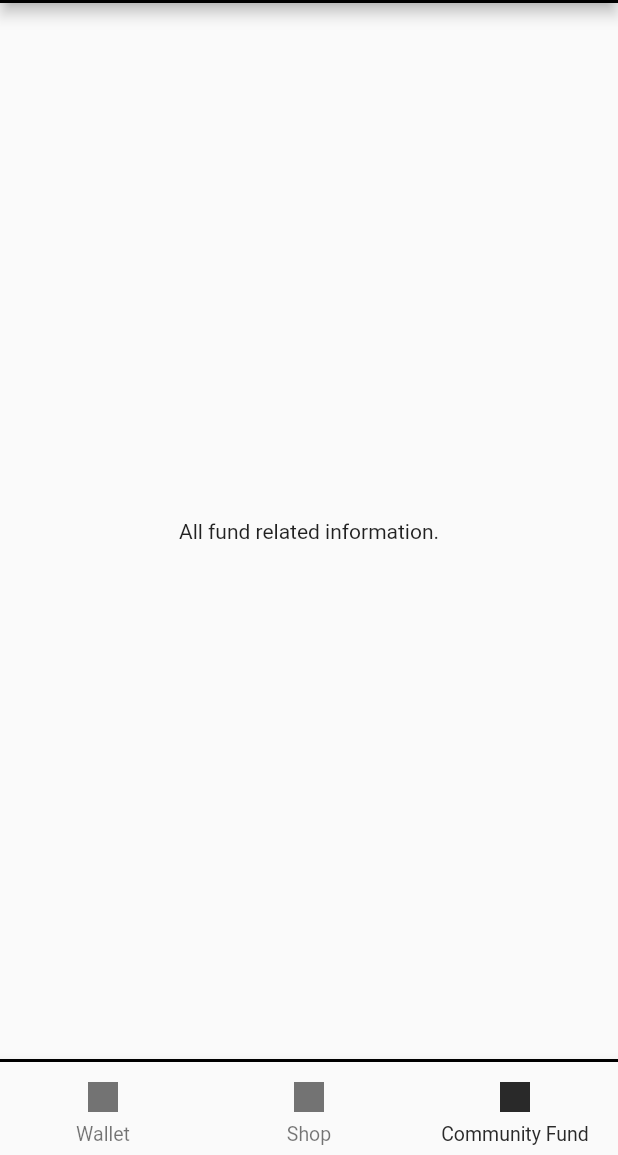
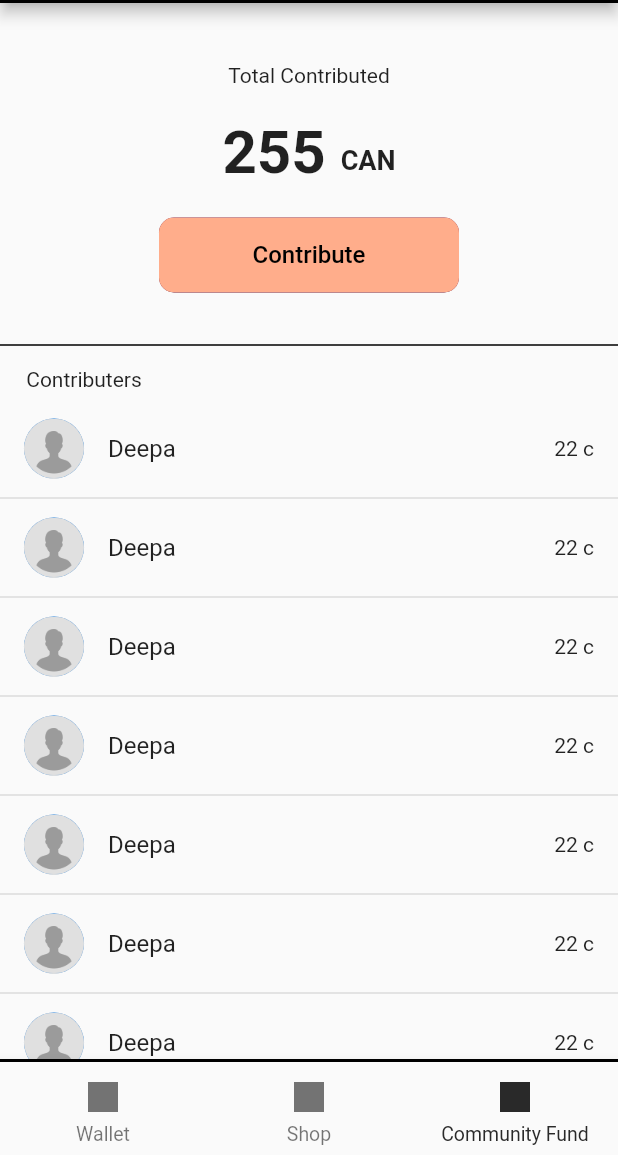
Before and after one commit to JHohua-Permain/the-wellbeing-protocol, a Flutter app: the screen it shows after launch, item 3 of the bottom bar chosen, on a phone screen of 412 x 824 dp, the part 81-1236 px from its top. Run offline on Flutter 3.47's test engine with Material 2 defaults, Android fonts, the phone set to English and light mode, and no system bars; our stand-ins replace contacts_service, permission_handler; missing offline and left inert: numeric_keyboard.

Commit message:
Send and Community fund pages completed. further changes may be required.Make use of the newly created widget templates under widget folder-Deepa

```diff
--- a/lib/components/views/community_fund_view.dart
+++ b/lib/components/views/community_fund_view.dart
@@ -1,8 +1,100 @@
 import 'package:flutter/material.dart';
+import 'package:the_wellbeing_protocol/components/template_screen.dart';
+import 'package:the_wellbeing_protocol/components/views/send_to_commu_fund.dart';
+import 'package:the_wellbeing_protocol/widgets/amount_widget.dart';
+import 'package:the_wellbeing_protocol/widgets/comon_button.dart';
+import 'package:the_wellbeing_protocol/widgets/item_list_builder_widget.dart';
 
 class CommunityFundView extends StatelessWidget {
+  final List<Contributer> contributers = [
+    Contributer(name: 'Deepa', amount: '22 c'),
+    Contributer(name: 'Deepa', amount: '22 c'),
+    Contributer(name: 'Deepa', amount: '22 c'),
+    Contributer(name: 'Deepa', amount: '22 c'),
+    Contributer(name: 'Deepa', amount: '22 c'),
+    Contributer(name: 'Deepa', amount: '22 c'),
+    Contributer(name: 'Deepa', amount: '22 c'),
+    Contributer(name: 'Deepa', amount: '22 c'),
+    Contributer(name: 'Deepa', amount: '22 c'),
+    Contributer(name: 'Deepa', amount: '22 c')
+  ];
+
   @override
   Widget build(BuildContext context) {
-    return Center(child: Text("All fund related information."));
+    return Container(
+      child: Column(
+        children: [
+          Padding(
+            padding: const EdgeInsets.fromLTRB(0, 40, 0, 20),
+            child: Center(child: Text('Total Contributed')),
+          ),
+          Amount(
+            amount: '255',
+          ),
+          Padding(
+            padding: const EdgeInsets.fromLTRB(0, 10, 0, 20),
+            child: CommonButton(
+                buttonName: 'Contribute',
+                onButtonPressed: () {
+                  Contributer contriNew =
+                      new Contributer(amount: '34', name: 'Neha S');
+                  return Navigator.of(context).push(MaterialPageRoute(
+                    builder: (context) => TemplateScreen(
+                      appBarTitle: "Send to Community Fund",
+                      showBackArrow: true,
+                      body: SendToCommunityFund(contributerPassed: contriNew),
+                      showBottomBar: false,
+                    ),
+                  ));
+                }),
+          ),
+          Divider(
+            height: 10,
+            thickness: 1,
+            color: Colors.black,
+          ),
+          Padding(
+            padding: const EdgeInsets.fromLTRB(0, 10, 300, 10),
+            child: Text(
+              'Contributers',
+              //textAlign: TextAlign.left,
+            ),
+          ),
+          ItemListBuilder(
+            itemBuilder: (context, index) {
+              //Contact contact = contacts[index];
+              Contributer contributer = contributers[index];
+
+              return Column(
+                mainAxisAlignment: MainAxisAlignment.start,
+                crossAxisAlignment: CrossAxisAlignment.start,
+                children: [
+                  ListTile(
+                      title: Text(contributer.name),
+                      trailing: Text(contributer.amount),
+                      leading: CircleAvatar(
+                        child: Image.asset('assets/images/anom.png'),
+                      ),
+                      onTap: null),
+                ],
+              );
+            },
+            numberOfItems: contributers.length,
+          )
+        ],
+        // Text('Contributers', style: TextStyle(),),
+      ),
+    );
   }
 }
+
+class Contributer extends StatelessWidget {
+  final String name;
+  final String amount;
+  const Contributer({this.amount, this.name});
+
+  @override
+  Widget build(BuildContext context) {
+    throw UnimplementedError();
+  }
+}
--- /dev/null
+++ b/lib/widgets/item_list_builder_widget.dart
@@ -0,0 +1,26 @@
+import 'package:flutter/material.dart';
+
+class ItemListBuilder extends StatelessWidget {
+  final int numberOfItems;
+  final Function itemBuilder;
+  const ItemListBuilder({
+    this.numberOfItems,
+    this.itemBuilder,
+  });
+  @override
+  Widget build(BuildContext context) {
+    return Expanded(
+      child: ListView.separated(
+        shrinkWrap: true,
+        itemCount: numberOfItems,
+        itemBuilder: itemBuilder,
+        separatorBuilder: (context, int index) {
+          return Divider(
+            height: 10,
+            thickness: 1,
+          );
+        },
+      ),
+    );
+  }
+}
```
Also changed, not shown: lib/components/views/review_contributer_transfer.dart (added, +63 -0 lines), lib/components/views/send_to_commu_fund.dart (added, +69 -0 lines), lib/components/views/send_to_view.dart (+8 -42 lines).
